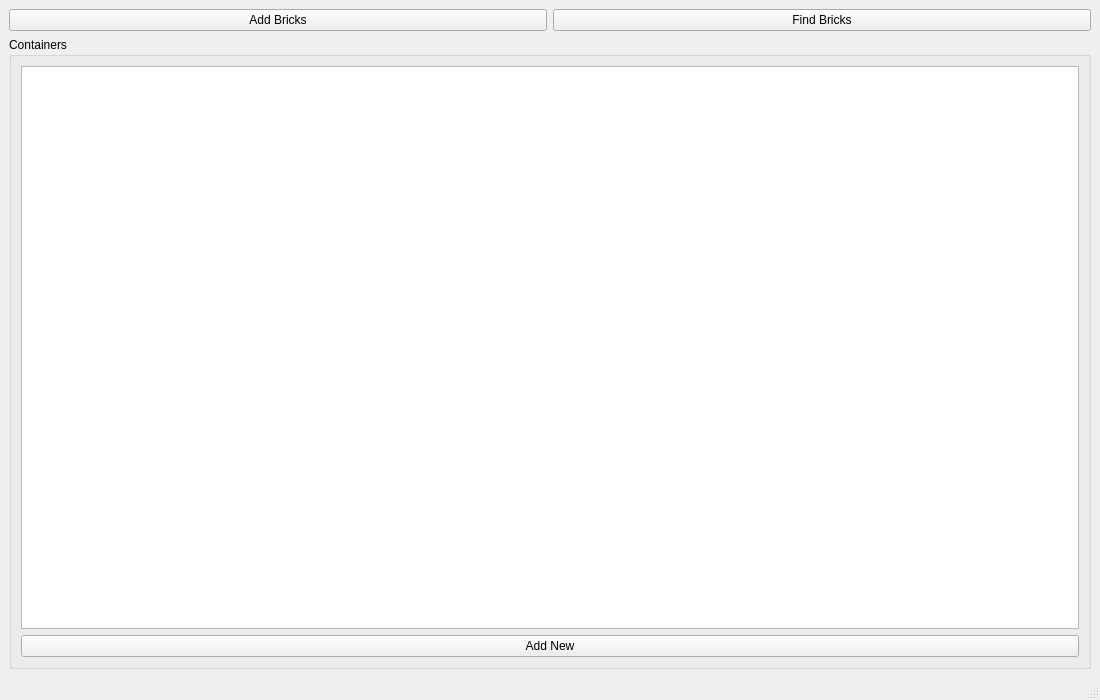
Before: the Qt Designer form ui/mainWindow.ui in Syadon/BrickCollectionManager, drawn with Qt 5.
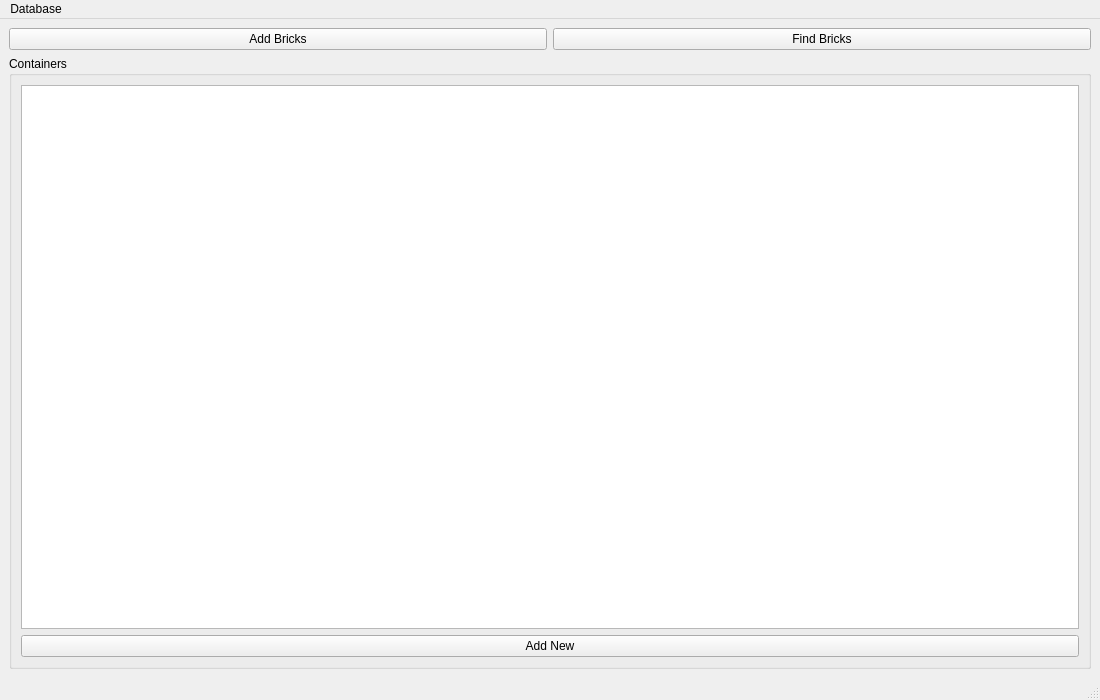
After: the same form once the commit is applied.

```diff
--- a/ui/mainWindow.ui
+++ b/ui/mainWindow.ui
@@ -79,6 +79,13 @@
      <height>33</height>
     </rect>
    </property>
+   <widget class="QMenu" name="menuDatabase">
+    <property name="title">
+     <string>Database</string>
+    </property>
+    <addaction name="updateDBAction"/>
+   </widget>
+   <addaction name="menuDatabase"/>
   </widget>
   <widget class="QStatusBar" name="statusbar"/>
  </widget>
```
Left out of the diff: 30 changed lines with no effect on the pictures.
